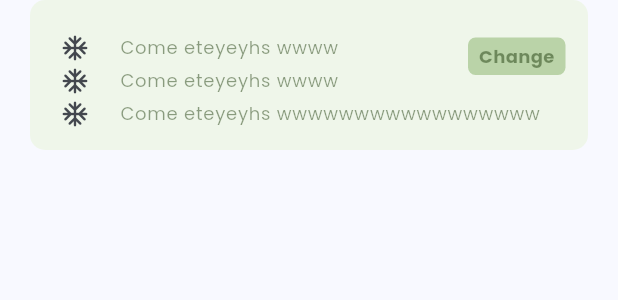
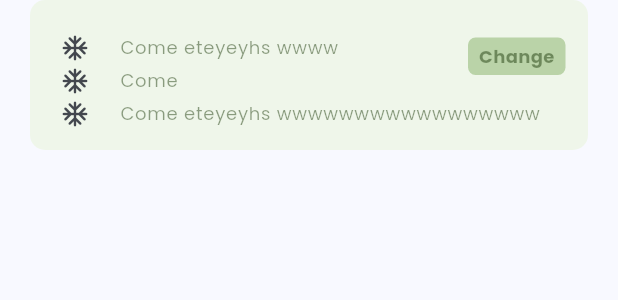
Before and after one commit to Juwonlo/UI_Screens, a Flutter app: the ThirdRow widget shown alone on an empty page, opened directly, on a phone screen of 412 x 824 dp. Shown: the top 300 px of the screen. Run offline on Flutter 3.47's test engine with Material 3 defaults, Android fonts, the phone set to English and light mode, and no system bars; our stand-ins replace fl_chart, flutter_zoom_drawer, google_fonts.

```diff
--- a/lib/components/page_one.dart
+++ b/lib/components/page_one.dart
@@ -12,8 +12,8 @@ class _MyPageTwoState extends State<MyPageTwo> {
   @override
   Widget build(BuildContext context) {
     return Container(
-      width: MediaQuery.of(context).size.width,
-      height: MediaQuery.of(context).size.height,
+      width: MediaQuery.sizeOf(context).width,
+      height: MediaQuery.sizeOf(context).height,
        child: Column(
          children: <Widget>[
            Container(
--- a/lib/screen_one/third_row.dart
+++ b/lib/screen_one/third_row.dart
@@ -53,7 +53,7 @@ class _ThirdRowState extends State<ThirdRow> {
                         size: 20,
                       ),
                       title: PrimaryText(
-                        text: 'Come eteyeyhs wwww',
+                        text: 'Come',
                         size: 12,
                       ),
                     ),
```
